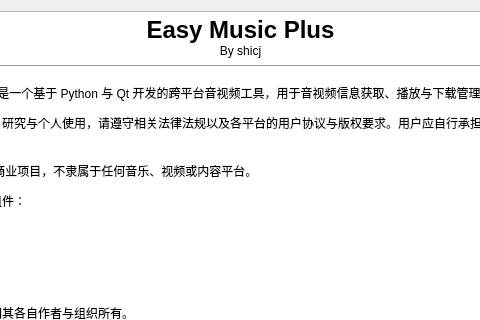
shicj0927/EasyMusicPlus, file ui/about_dialog.ui: the form before one commit; both pictures show x 110 to 590 and y 0 to 320 of the 701 by 607 pixel window.
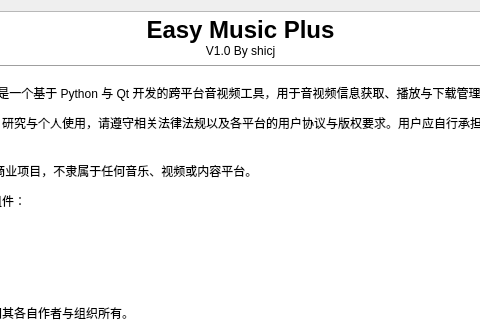
The form after the commit.

Commit message: 添加版本号

```diff
--- a/ui/about_dialog.ui
+++ b/ui/about_dialog.ui
@@ -25,7 +25,7 @@
 li.checked::marker { content: &quot;\2612&quot;; }
 &lt;/style&gt;&lt;/head&gt;&lt;body style=&quot; font-family:'Sans Serif'; font-size:9pt; font-weight:400; font-style:normal;&quot;&gt;
 &lt;p align=&quot;center&quot; style=&quot; margin-top:0px; margin-bottom:0px; margin-left:0px; margin-right:0px; -qt-block-indent:0; text-indent:0px;&quot;&gt;&lt;span style=&quot; font-size:18pt; font-weight:600;&quot;&gt;Easy Music Plus&lt;/span&gt;&lt;/p&gt;
-&lt;p align=&quot;center&quot; style=&quot; margin-top:0px; margin-bottom:0px; margin-left:0px; margin-right:0px; -qt-block-indent:0; text-indent:0px;&quot;&gt;By shicj&lt;/p&gt;
+&lt;p align=&quot;center&quot; style=&quot; margin-top:0px; margin-bottom:0px; margin-left:0px; margin-right:0px; -qt-block-indent:0; text-indent:0px;&quot;&gt;V1.0 By shicj&lt;/p&gt;
 &lt;hr /&gt;
 &lt;p style=&quot; margin-top:12px; margin-bottom:12px; margin-left:0px; margin-right:0px; -qt-block-indent:0; text-indent:0px;&quot;&gt;Easy Music Plus 是一个基于 Python 与 Qt 开发的跨平台音视频工具，用于音视频信息获取、播放与下载管理。&lt;/p&gt;
 &lt;p style=&quot; margin-top:12px; margin-bottom:12px; margin-left:0px; margin-right:0px; -qt-block-indent:0; text-indent:0px;&quot;&gt;本软件仅供学习、研究与个人使用，请遵守相关法律法规以及各平台的用户协议与版权要求。用户应自行承担因使用本软件产生的相关责任。&lt;/p&gt;
```
The commit also changes 1 other file.
